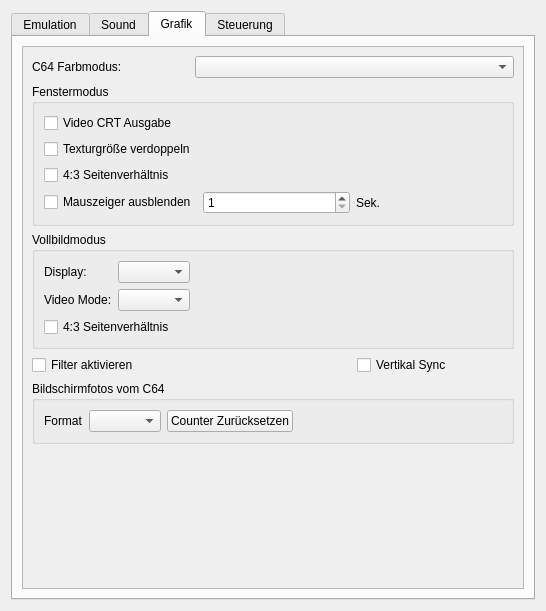
The window that src/setup_window.ui (ThKattanek/emu64) describes before a commit, drawn with Qt 5.
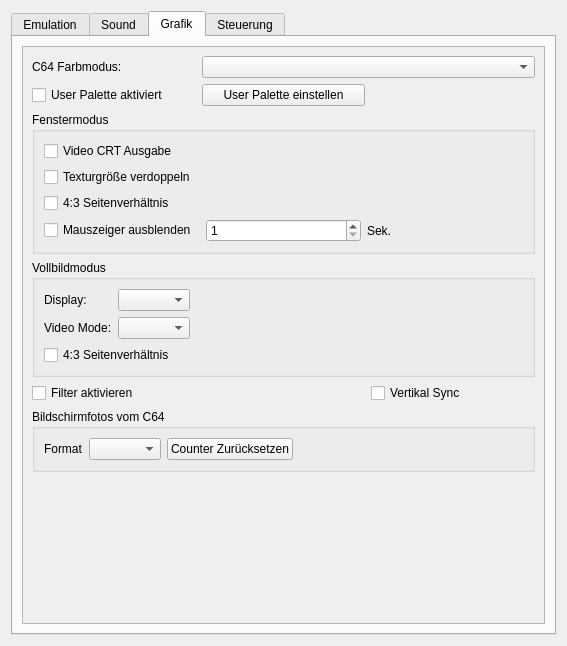
The same window after the commit.

Commit message: color_button weiter entwickelt und setup_window angepasst.

```diff
--- a/src/setup_window.ui
+++ b/src/setup_window.ui
@@ -9,8 +9,8 @@
    <rect>
     <x>0</x>
     <y>0</y>
-    <width>546</width>
-    <height>611</height>
+    <width>567</width>
+    <height>646</height>
    </rect>
   </property>
   <property name="windowTitle">
@@ -475,12 +475,19 @@
            <rect>
             <x>0</x>
             <y>0</y>
-            <width>500</width>
-            <height>532</height>
+            <width>521</width>
+            <height>567</height>
            </rect>
           </property>
           <layout class="QGridLayout" name="gridLayout_7">
-           <item row="1" column="0" colspan="3">
+           <item row="0" column="1" colspan="2">
+            <widget class="QComboBox" name="C64Farbmodus">
+             <property name="toolTip">
+              <string>Setzt das C64 Farbschema wenn kein PAL ausgewählt wurde.</string>
+             </property>
+            </widget>
+           </item>
+           <item row="2" column="0" colspan="3">
             <widget class="QGroupBox" name="WindowGroup">
              <property name="title">
               <string>Fenstermodus</string>
@@ -552,14 +559,20 @@
              </layout>
             </widget>
            </item>
-           <item row="0" column="1" colspan="2">
-            <widget class="QComboBox" name="C64Farbmodus">
-             <property name="toolTip">
-              <string>Setzt das C64 Farbschema wenn kein PAL ausgewählt wurde.</string>
+           <item row="9" column="0">
+            <spacer name="verticalSpacer_3">
+             <property name="orientation">
+              <enum>Qt::Vertical</enum>
              </property>
-            </widget>
+             <property name="sizeHint" stdset="0">
+              <size>
+               <width>20</width>
+               <height>40</height>
+              </size>
+             </property>
+            </spacer>
            </item>
-           <item row="7" column="0" colspan="3">
+           <item row="8" column="0" colspan="3">
             <widget class="QGroupBox" name="screenshot_group">
              <property name="enabled">
               <bool>true</bool>
@@ -611,27 +624,7 @@
              </layout>
             </widget>
            </item>
-           <item row="8" column="0">
-            <spacer name="verticalSpacer_3">
-             <property name="orientation">
-              <enum>Qt::Vertical</enum>
-             </property>
-             <property name="sizeHint" stdset="0">
-              <size>
-               <width>20</width>
-               <height>40</height>
-              </size>
-             </property>
-            </spacer>
-           </item>
-           <item row="0" column="0">
-            <widget class="QLabel" name="label_Farbmodus">
-             <property name="text">
-              <string>C64 Farbmodus:</string>
-             </property>
-            </widget>
-           </item>
-           <item row="2" column="0" colspan="3">
+           <item row="3" column="0" colspan="3">
             <widget class="QGroupBox" name="FullscreenGroup">
              <property name="enabled">
               <bool>true</bool>
@@ -686,7 +679,14 @@
              </layout>
             </widget>
            </item>
-           <item row="3" column="2">
+           <item row="0" column="0">
+            <widget class="QLabel" name="label_Farbmodus">
+             <property name="text">
+              <string>C64 Farbmodus:</string>
+             </property>
+            </widget>
+           </item>
+           <item row="4" column="2">
             <widget class="QCheckBox" name="Vsync">
              <property name="enabled">
               <bool>true</bool>
@@ -696,7 +696,7 @@
              </property>
             </widget>
            </item>
-           <item row="3" column="0" colspan="2">
+           <item row="4" column="0" colspan="2">
             <widget class="QCheckBox" name="WFilter">
              <property name="enabled">
               <bool>true</bool>
@@ -709,6 +709,20 @@
              </property>
             </widget>
            </item>
+           <item row="1" column="0">
+            <widget class="QCheckBox" name="EnableUserPalette">
+             <property name="text">
+              <string>User Palette aktiviert</string>
+             </property>
+            </widget>
+           </item>
+           <item row="1" column="1">
+            <widget class="QPushButton" name="SettingUserPalette">
+             <property name="text">
+              <string>User Palette einstellen</string>
+             </property>
+            </widget>
+           </item>
           </layout>
          </widget>
         </widget>
```
Left out of the diff: 12 changed lines with no effect on the pictures. The commit also changes 6 other files.
